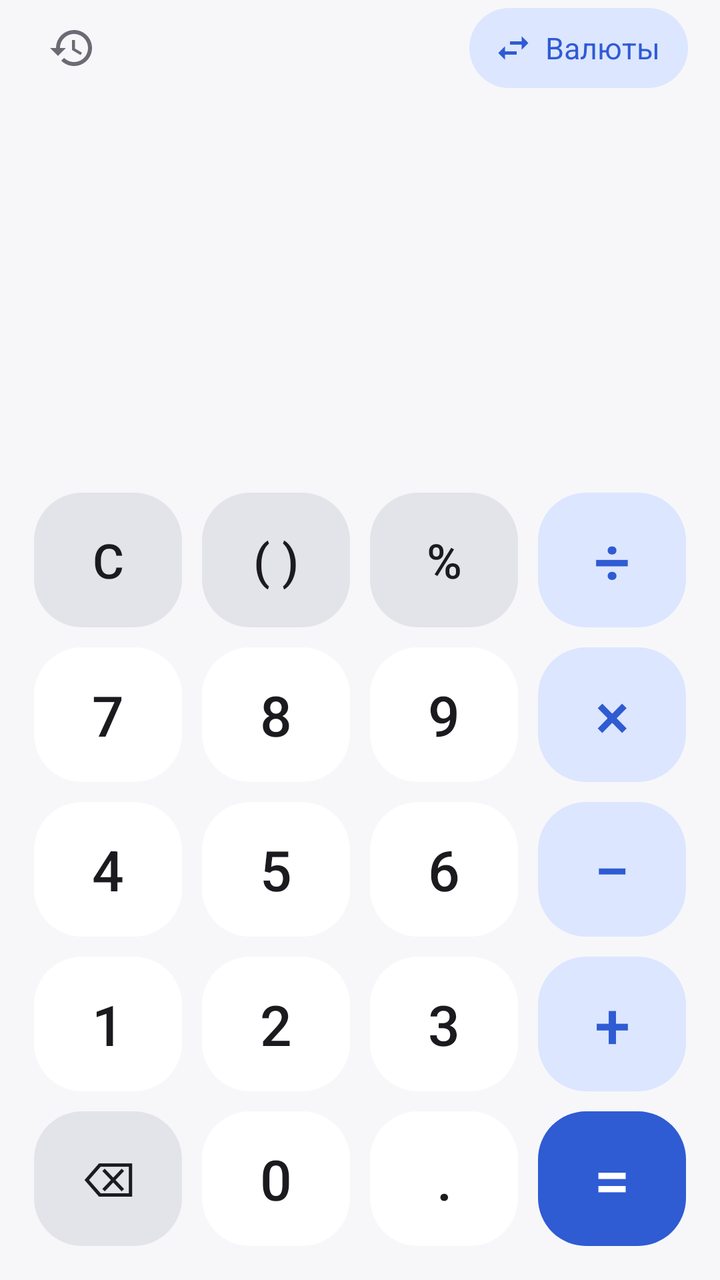
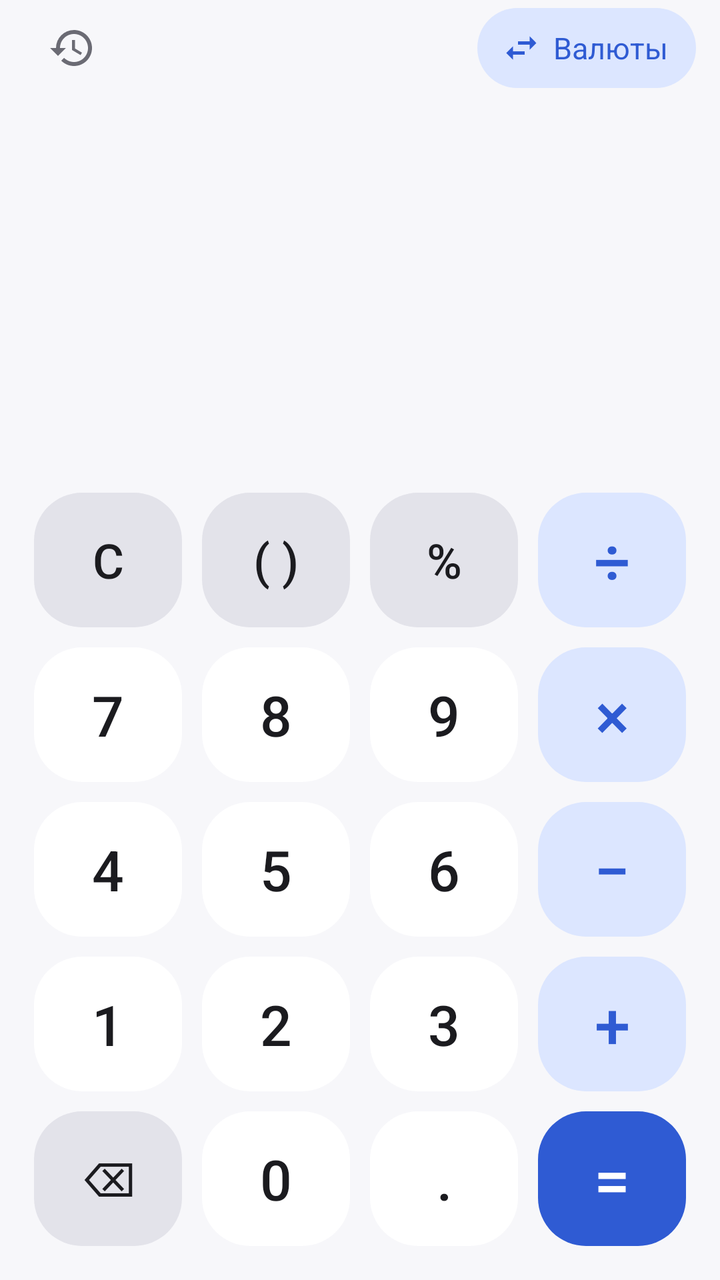

Two renders of the same Android screen: before a commit and after it. Below are the layout's source before the change and the commit's diff.
<!-- AndroidManifest.xml: application theme AppTheme -->
<!-- res/layout/activity_main.xml -->
<?xml version="1.0" encoding="utf-8"?>
<LinearLayout xmlns:android="http://schemas.android.com/apk/res/android"
    android:layout_width="match_parent"
    android:layout_height="match_parent"
    android:fitsSystemWindows="true"
    android:orientation="vertical"
    android:paddingStart="12dp"
    android:paddingEnd="12dp"
    android:paddingBottom="12dp">

    
    <LinearLayout
        android:layout_width="match_parent"
        android:layout_height="48dp"
        android:gravity="center_vertical"
        android:orientation="horizontal">

        <ImageButton
            android:id="@+id/btnToggleHistory"
            android:layout_width="48dp"
            android:layout_height="48dp"
            android:background="@drawable/icon_button_bg"
            android:contentDescription="@string/desc_history"
            android:src="@drawable/ic_history" />

        <TextView
            android:id="@+id/historyHint"
            android:layout_width="0dp"
            android:layout_height="wrap_content"
            android:layout_weight="1"
            android:ellipsize="end"
            android:gravity="center"
            android:maxLines="2"
            android:text="@string/history_hint"
            android:textColor="@color/text_secondary"
            android:textSize="12sp"
            android:visibility="invisible" />

        <TextView
            android:id="@+id/btnConverter"
            android:layout_width="wrap_content"
            android:layout_height="40dp"
            android:layout_marginEnd="4dp"
            android:background="@drawable/pill_bg"
            android:clickable="true"
            android:contentDescription="@string/desc_converter"
            android:drawableStart="@drawable/ic_currency"
            android:drawablePadding="6dp"
            android:focusable="true"
            android:gravity="center"
            android:paddingStart="12dp"
            android:paddingEnd="14dp"
            android:text="@string/converter"
            android:textColor="@color/btn_op_text"
            android:textSize="15sp" />

        <ImageButton
            android:id="@+id/btnClearHistory"
            android:layout_width="48dp"
            android:layout_height="48dp"
            android:background="@drawable/icon_button_bg"
            android:contentDescription="@string/desc_clear_history"
            android:src="@drawable/ic_delete"
            android:visibility="gone" />
    </LinearLayout>

    
    <LinearLayout
        android:id="@+id/displayArea"
        android:layout_width="match_parent"
        android:layout_height="0dp"
        android:layout_weight="2"
        android:orientation="vertical">

        <FrameLayout
            android:layout_width="match_parent"
            android:layout_height="0dp"
            android:layout_weight="1">

            <ListView
                android:id="@+id/historyList"
                android:layout_width="match_parent"
                android:layout_height="match_parent"
                android:divider="@null"
                android:dividerHeight="0dp"
                android:fadingEdgeLength="32dp"
                android:requiresFadingEdge="vertical"
                android:scrollbarStyle="outsideOverlay"
                android:stackFromBottom="true"
                android:transcriptMode="normal" />

            <GridView
                android:id="@+id/historyGrid"
                android:layout_width="match_parent"
                android:layout_height="match_parent"
                android:clipToPadding="false"
                android:columnWidth="150dp"
                android:drawSelectorOnTop="false"
                android:horizontalSpacing="8dp"
                android:listSelector="@android:color/transparent"
                android:numColumns="auto_fit"
                android:padding="4dp"
                android:stretchMode="columnWidth"
                android:verticalSpacing="8dp"
                android:visibility="gone" />

            <TextView
                android:id="@+id/historyEmpty"
                android:layout_width="match_parent"
                android:layout_height="match_parent"
                android:gravity="center"
                android:padding="24dp"
                android:text="@string/history_empty"
                android:textColor="@color/text_secondary"
                android:textSize="16sp"
                android:visibility="gone" />
        </FrameLayout>

        <LinearLayout
            android:layout_width="match_parent"
            android:layout_height="wrap_content"
            android:orientation="vertical"
            android:paddingStart="12dp"
            android:paddingTop="8dp"
            android:paddingEnd="12dp"
            android:paddingBottom="12dp">

            <HorizontalScrollView
                android:id="@+id/expressionScroll"
                android:layout_width="match_parent"
                android:layout_height="wrap_content"
                android:fillViewport="true"
                android:scrollbars="none">

                <TextView
                    android:id="@+id/expression"
                    android:layout_width="wrap_content"
                    android:layout_height="wrap_content"
                    android:gravity="end"
                    android:maxLines="1"
                    android:textColor="@color/text_primary"
                    android:textIsSelectable="true"
                    android:textSize="48sp" />
            </HorizontalScrollView>

            <TextView
                android:id="@+id/result"
                android:layout_width="match_parent"
                android:layout_height="wrap_content"
                android:ellipsize="start"
                android:gravity="end"
                android:maxLines="1"
                android:minHeight="36dp"
                android:textColor="@color/text_secondary"
                android:textSize="26sp" />
        </LinearLayout>
    </LinearLayout>

    
    <LinearLayout
        android:id="@+id/keypad"
        android:layout_width="match_parent"
        android:layout_height="0dp"
        android:layout_weight="4"
        android:orientation="vertical">

        <LinearLayout style="@style/CalcRow">
            <Button
                android:id="@+id/btnClear"
                style="@style/CalcButton.Func"
                android:contentDescription="@string/desc_clear"
                android:text="C" />
            <Button
                android:id="@+id/btnParen"
                style="@style/CalcButton.Func"
                android:contentDescription="@string/desc_paren"
                android:text="( )" />
            <Button
                android:id="@+id/btnPercent"
                style="@style/CalcButton.Func"
                android:text="%" />
            <Button
                android:id="@+id/btnDivide"
                style="@style/CalcButton.Op"
                android:text="÷" />
        </LinearLayout>
        <LinearLayout style="@style/CalcRow">
            <Button
                android:id="@+id/btn7"
                style="@style/CalcButton"
                android:text="7" />
            <Button
                android:id="@+id/btn8"
                style="@style/CalcButton"
                android:text="8" />
            <Button
                android:id="@+id/btn9"
                style="@style/CalcButton"
                android:text="9" />
            <Button
                android:id="@+id/btnMultiply"
                style="@style/CalcButton.Op"
                android:text="×" />
        </LinearLayout>
        <LinearLayout style="@style/CalcRow">
            <Button
                android:id="@+id/btn4"
                style="@style/CalcButton"
                android:text="4" />
            <Button
                android:id="@+id/btn5"
                style="@style/CalcButton"
                android:text="5" />
            <Button
                android:id="@+id/btn6"
                style="@style/CalcButton"
                android:text="6" />
            <Button
                android:id="@+id/btnMinus"
                style="@style/CalcButton.Op"
                android:text="−" />
        </LinearLayout>
        <LinearLayout style="@style/CalcRow">
            <Button
                android:id="@+id/btn1"
                style="@style/CalcButton"
                android:text="1" />
            <Button
                android:id="@+id/btn2"
                style="@style/CalcButton"
                android:text="2" />
            <Button
                android:id="@+id/btn3"
                style="@style/CalcButton"
                android:text="3" />
            <Button
                android:id="@+id/btnPlus"
                style="@style/CalcButton.Op"
                android:text="+" />
        </LinearLayout>
        <LinearLayout style="@style/CalcRow">
            <Button
                android:id="@+id/btnBackspace"
                style="@style/CalcButton.Func"
                android:contentDescription="@string/desc_backspace"
                android:text="⌫" />
            <Button
                android:id="@+id/btn0"
                style="@style/CalcButton"
                android:text="0" />
            <Button
                android:id="@+id/btnDot"
                style="@style/CalcButton"
                android:text="." />
            <Button
                android:id="@+id/btnEquals"
                style="@style/CalcButton.Equals"
                android:text="=" />
        </LinearLayout>
    </LinearLayout>
</LinearLayout>
<!-- resources referenced by this layout -->
<resources>
  <color name="btn_op_text">#FF2F5BD3</color>
  <color name="text_primary">#FF1B1B1F</color>
  <color name="text_secondary">#FF6B6B74</color>
  <!-- drawable icon_button_bg (drawable) -->
  <?xml version="1.0" encoding="utf-8"?>
  <ripple xmlns:android="http://schemas.android.com/apk/res/android"
      android:color="@color/ripple"
      android:radius="22dp" />
  <string name="converter">Валюты</string>
  <string name="desc_backspace">Стереть (удерживайте, чтобы очистить всё)</string>
  <string name="desc_clear">Очистить</string>
  <string name="desc_clear_history">Очистить историю</string>
  <string name="desc_converter">Конвертер валют</string>
  <string name="desc_history">Показать историю</string>
  <string name="desc_paren">Скобки</string>
  <string name="history_empty">История пуста.\nВычисления появятся здесь — нажмите на запись, чтобы вставить результат.</string>
  <string name="history_hint">Нажмите — вставить результат, удерживайте — другие действия</string>
  <style name="CalcButton.Equals">
          <item name="android:background">@drawable/btn_equals</item>
          <item name="android:textColor">@color/btn_equals_text</item>
          <item name="android:textSize">32sp</item>
      </style>
  <style name="CalcButton.Func">
          <item name="android:background">@drawable/btn_func</item>
          <item name="android:textSize">24sp</item>
      </style>
  <style name="CalcButton.Op">
          <item name="android:background">@drawable/btn_op</item>
          <item name="android:textColor">@color/btn_op_text</item>
          <item name="android:textSize">32sp</item>
      </style>
  <style name="CalcRow">
          <item name="android:layout_width">match_parent</item>
          <item name="android:layout_height">0dp</item>
          <item name="android:layout_weight">1</item>
          <item name="android:orientation">horizontal</item>
      </style>
  <color name="ripple">#33000000</color>
  <color name="btn_op">#FFDCE6FF</color>
  <color name="btn_equals_text">#FFFFFFFF</color>
  <color name="background">#FFF7F7FA</color>
  <color name="btn_digit">#FFFFFFFF</color>
  <color name="btn_equals">#FF2F5BD3</color>
  <color name="btn_func">#FFE3E3EA</color>
  <!-- unchanged entries left out for length: 10 -->
</resources>

<!-- the commit's change to res/layout/activity_main.xml (unified diff, before → after) -->
@@ -23,24 +23,58 @@
             android:contentDescription="@string/desc_history"
             android:src="@drawable/ic_history" />
 
-        <TextView
-            android:id="@+id/historyHint"
+        
+        <LinearLayout
+            android:id="@+id/searchBar"
             android:layout_width="0dp"
-            android:layout_height="wrap_content"
+            android:layout_height="40dp"
+            android:layout_marginStart="4dp"
             android:layout_weight="1"
-            android:ellipsize="end"
-            android:gravity="center"
-            android:maxLines="2"
-            android:text="@string/history_hint"
-            android:textColor="@color/text_secondary"
-            android:textSize="12sp"
-            android:visibility="invisible" />
+            android:gravity="center_vertical"
+            android:orientation="horizontal"
+            android:visibility="invisible">
+
+            <EditText
+                android:id="@+id/searchInput"
+                android:layout_width="0dp"
+                android:layout_height="match_parent"
+                android:layout_weight="1"
+                android:background="@drawable/search_bg"
+                android:drawableStart="@drawable/ic_search"
+                android:drawablePadding="6dp"
+                android:hint="@string/search_hint"
+                android:imeOptions="actionSearch|flagNoExtractUi"
+                android:importantForAutofill="no"
+                android:inputType="text"
+                android:maxLines="1"
+                android:paddingStart="10dp"
+                android:paddingEnd="10dp"
+                android:textColor="@color/text_primary"
+                android:textColorHint="@color/text_secondary"
+                android:textSize="15sp" />
+
+            <TextView
+                android:id="@+id/btnNotesOnly"
+                android:layout_width="wrap_content"
+                android:layout_height="match_parent"
+                android:layout_marginStart="6dp"
+                android:background="@drawable/toggle_bg"
+                android:clickable="true"
+                android:contentDescription="@string/desc_notes_only"
+                android:focusable="true"
+                android:gravity="center"
+                android:paddingStart="10dp"
+                android:paddingEnd="10dp"
+                android:text="@string/notes_only"
+                android:textColor="@color/toggle_text"
+                android:textSize="14sp" />
+        </LinearLayout>
 
         <TextView
             android:id="@+id/btnConverter"
             android:layout_width="wrap_content"
             android:layout_height="40dp"
-            android:layout_marginEnd="4dp"
+            android:layout_marginStart="4dp"
             android:background="@drawable/pill_bg"
             android:clickable="true"
             android:contentDescription="@string/desc_converter"
<!-- resource entries referenced after the edit -->
@@ -3,20 +3,61 @@
   <color name="btn_op_text">#FF2F5BD3</color>
   <color name="text_primary">#FF1B1B1F</color>
   <color name="text_secondary">#FF6B6B74</color>
+  <!-- drawable ic_search (drawable) -->
+  <vector xmlns:android="http://schemas.android.com/apk/res/android"
+      android:width="20dp"
+      android:height="20dp"
+      android:tint="@color/text_secondary"
+      android:viewportWidth="24"
+      android:viewportHeight="24">
+      <path
+          android:fillColor="#FFFFFFFF"
+          android:pathData="M15.5,14h-0.79l-0.28,-0.27C15.41,12.59 16,11.11 16,9.5 16,5.91 13.09,3 9.5,3S3,5.91 3,9.5 5.91,16 9.5,16c1.61,0 3.09,-0.59 4.23,-1.57l0.27,0.28v0.79l5,4.99L20.49,19l-4.99,-5zM9.5,14C7.01,14 5,11.99 5,9.5S7.01,5 9.5,5 14,7.01 14,9.5 11.99,14 9.5,14z" />
+  </vector>
   <!-- drawable icon_button_bg (drawable) -->
   <?xml version="1.0" encoding="utf-8"?>
   <ripple xmlns:android="http://schemas.android.com/apk/res/android"
       android:color="@color/ripple"
       android:radius="22dp" />
+  <!-- drawable search_bg (drawable) -->
+  <?xml version="1.0" encoding="utf-8"?>
+  <shape xmlns:android="http://schemas.android.com/apk/res/android"
+      android:shape="rectangle">
+      <solid android:color="@color/btn_func" />
+      <corners android:radius="20dp" />
+  </shape>
+  <!-- drawable toggle_bg (drawable) -->
+  <?xml version="1.0" encoding="utf-8"?>
+  <ripple xmlns:android="http://schemas.android.com/apk/res/android"
+      android:color="@color/ripple">
+      <item>
+          <selector>
+              <item android:state_selected="true">
+                  <shape android:shape="rectangle">
+                      <solid android:color="@color/btn_equals" />
+                      <corners android:radius="20dp" />
+                  </shape>
+              </item>
+              <item>
+                  <shape android:shape="rectangle">
+                      <solid android:color="@color/btn_func" />
+                      <corners android:radius="20dp" />
+                  </shape>
+              </item>
+          </selector>
+      </item>
+  </ripple>
   <string name="converter">Валюты</string>
   <string name="desc_backspace">Стереть (удерживайте, чтобы очистить всё)</string>
   <string name="desc_clear">Очистить</string>
   <string name="desc_clear_history">Очистить историю</string>
   <string name="desc_converter">Конвертер валют</string>
   <string name="desc_history">Показать историю</string>
+  <string name="desc_notes_only">Показывать только записи с заметками</string>
   <string name="desc_paren">Скобки</string>
-  <string name="history_empty">История пуста.\nВычисления появятся здесь — нажмите на запись, чтобы вставить результат.</string>
-  <string name="history_hint">Нажмите — вставить результат, удерживайте — другие действия</string>
+  <string name="history_empty">История пуста.\nВычисления появятся здесь. Нажмите на запись — вставить результат, удерживайте — заметка и другие действия.</string>
+  <string name="notes_only">★ Заметки</string>
+  <string name="search_hint">Поиск: заметка или число</string>
   <style name="CalcButton.Equals">
           <item name="android:background">@drawable/btn_equals</item>
           <item name="android:textColor">@color/btn_equals_text</item>
